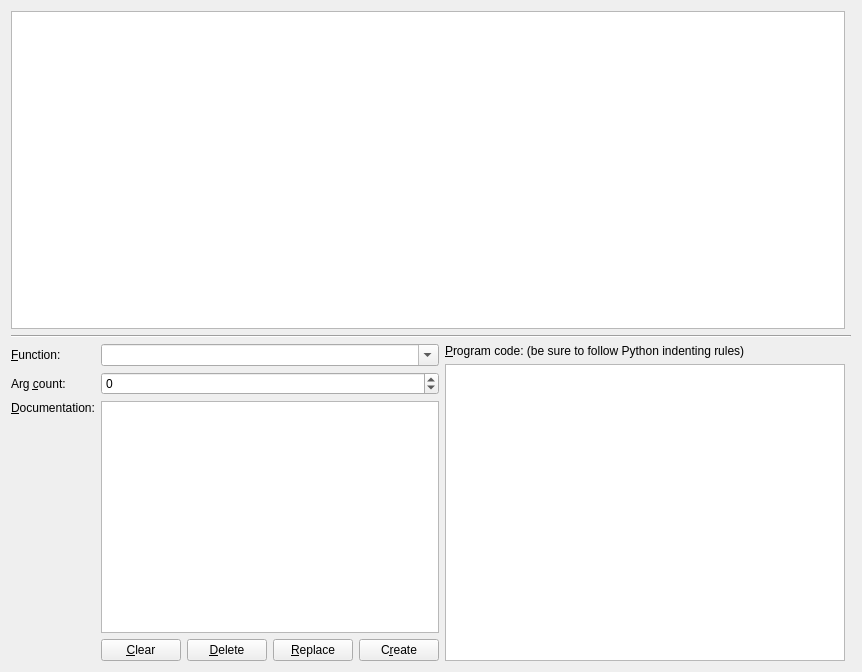
Above: src/calibre/gui2/preferences/template_functions.ui from debian-calibre/calibre before the change. Below: the same form after it.
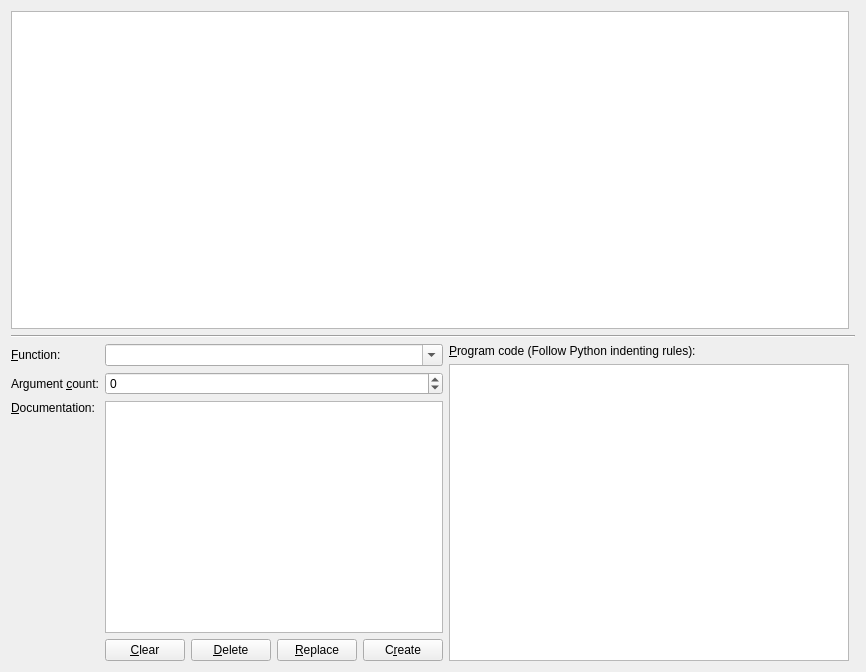
That is the form after the change.

```diff
--- a/src/calibre/gui2/preferences/template_functions.ui
+++ b/src/calibre/gui2/preferences/template_functions.ui
@@ -51,7 +51,7 @@
           <string/>
          </property>
          <property name="text">
-          <string>Arg &amp;count:</string>
+          <string>Argument &amp;count:</string>
          </property>
          <property name="buddy">
           <cstring>argument_count</cstring>
@@ -123,7 +123,7 @@
        <item>
         <widget class="QLabel" name="label_4">
          <property name="text">
-          <string>&amp;Program code: (be sure to follow Python indenting rules)</string>
+          <string>&amp;Program code (Follow Python indenting rules):</string>
          </property>
          <property name="buddy">
           <cstring>program</cstring>
```
